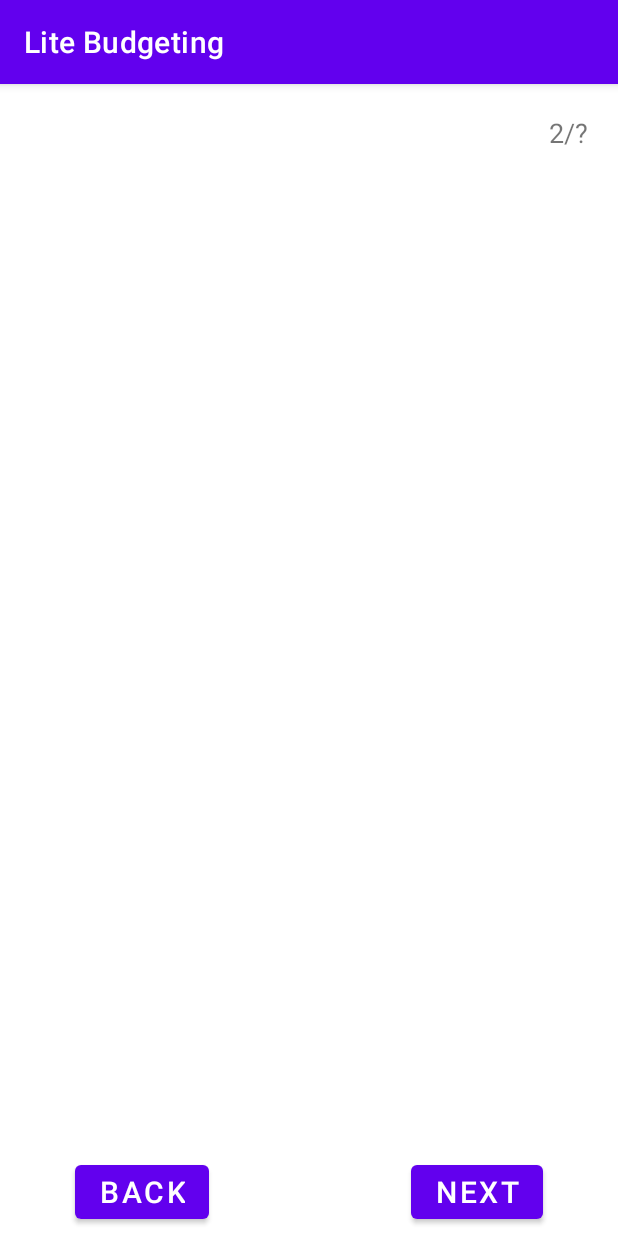
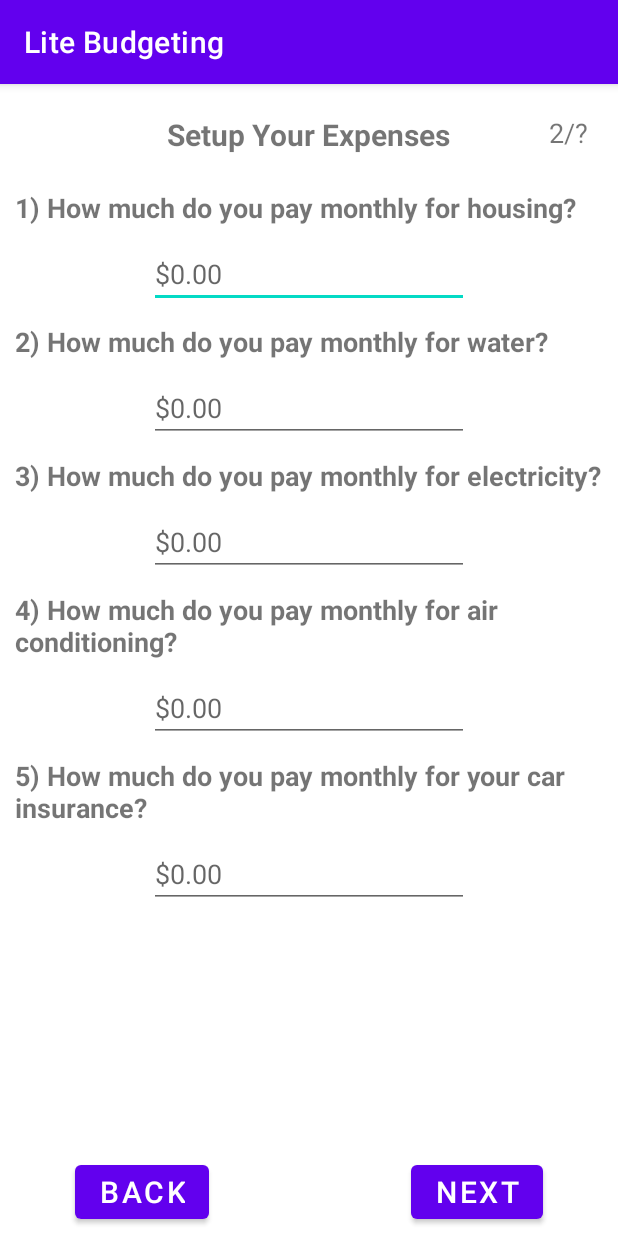
Before and after one commit to Fennrii/BudgetApp, an Android app: the SetupP2 screen opened directly, with no data from a screen before it, on a phone screen of 412 x 824 dp. Run offline under Robolectric (Android 15) with nearby library versions, the phone set to English and light mode, and no system bars.

Commit message:
filled out 2nd setup page

```diff
--- a/app/src/main/res/layout/activity_setup_p2.xml
+++ b/app/src/main/res/layout/activity_setup_p2.xml
@@ -5,6 +5,39 @@
     android:layout_width="match_parent"
     android:layout_height="match_parent"
     tools:context=".SetupP2">
+
+    <!--Page Title-->
+    <TextView
+        android:layout_width="wrap_content"
+        android:layout_height="wrap_content"
+        android:text="@string/expenses_txt"
+        android:layout_centerHorizontal="true"
+        android:layout_marginTop="20dp"
+        android:textSize="20sp"
+        android:textStyle="bold"
+        android:id="@+id/txtPageTitle2"/>
+
+    <TextView
+        android:layout_width="wrap_content"
+        android:layout_height="wrap_content"
+        android:text="@string/housing_txt"
+        android:layout_marginStart="10dp"
+        android:layout_marginTop="70dp"
+        android:textSize="18sp"
+        android:textStyle="bold"
+        android:id="@+id/txtHousing"/>
+
+    <EditText
+        android:id="@+id/Housing_edit"
+        android:layout_width="wrap_content"
+        android:layout_height="wrap_content"
+        android:layout_below="@+id/txtHousing"
+        android:layout_marginTop="9dp"
+        android:ems="10"
+        android:hint="@string/empty_currency"
+        android:importantForAutofill="no"
+        android:inputType="numberDecimal"
+        android:layout_centerHorizontal="true"/>
 
     <TextView
         android:layout_width="wrap_content"
@@ -15,6 +48,98 @@
         android:layout_marginEnd="20dp"
         android:layout_alignParentEnd="true"
         android:id="@+id/txtPageNumber5"/>
+
+    <TextView
+        android:id="@+id/txtWater"
+        android:layout_width="wrap_content"
+        android:layout_height="wrap_content"
+        android:text="@string/water_txt"
+        android:textSize="18sp"
+        android:layout_below="@id/Housing_edit"
+        android:layout_marginTop="10dp"
+        android:layout_marginStart="10dp"
+        android:textStyle="bold"/>
+
+    <EditText
+        android:id="@+id/Water_edit"
+        android:layout_width="wrap_content"
+        android:layout_height="wrap_content"
+        android:layout_below="@+id/txtWater"
+        android:layout_marginTop="9dp"
+        android:ems="10"
+        android:hint="@string/empty_currency"
+        android:importantForAutofill="no"
+        android:inputType="numberDecimal"
+        android:layout_centerHorizontal="true"/>
+
+    <TextView
+        android:id="@+id/txtElec"
+        android:layout_width="wrap_content"
+        android:layout_height="wrap_content"
+        android:text="@string/electric_txt"
+        android:textSize="18sp"
+        android:layout_below="@id/Water_edit"
+        android:layout_marginTop="10dp"
+        android:layout_marginStart="10dp"
+        android:textStyle="bold"/>
+
+    <EditText
+        android:id="@+id/Elec_edit"
+        android:layout_width="wrap_content"
+        android:layout_height="wrap_content"
+        android:layout_below="@+id/txtElec"
+        android:layout_marginTop="9dp"
+        android:ems="10"
+        android:hint="@string/empty_currency"
+        android:importantForAutofill="no"
+        android:inputType="numberDecimal"
+        android:layout_centerHorizontal="true"/>
+
+    <TextView
+        android:id="@+id/txtAC"
+        android:layout_width="wrap_content"
+        android:layout_height="wrap_content"
+        android:text="@string/AC_txt"
+        android:textSize="18sp"
+        android:layout_below="@id/Elec_edit"
+        android:layout_marginTop="10dp"
+        android:layout_marginStart="10dp"
+        android:textStyle="bold"/>
+
+    <EditText
+        android:id="@+id/AC_edit"
+        android:layout_width="wrap_content"
+        android:layout_height="wrap_content"
+        android:layout_below="@+id/txtAC"
+        android:layout_marginTop="9dp"
+        android:ems="10"
+        android:hint="@string/empty_currency"
+        android:importantForAutofill="no"
+        android:inputType="numberDecimal"
+        android:layout_centerHorizontal="true"/>
+
+    <TextView
+        android:id="@+id/txtCar"
+        android:layout_width="wrap_content"
+        android:layout_height="wrap_content"
+        android:text="@string/Car_txt"
+        android:textSize="18sp"
+        android:layout_below="@id/AC_edit"
+        android:layout_marginTop="10dp"
+        android:layout_marginStart="10dp"
+        android:textStyle="bold"/>
+
+    <EditText
+        android:id="@+id/Car_edit"
+        android:layout_width="wrap_content"
+        android:layout_height="wrap_content"
+        android:layout_below="@+id/txtCar"
+        android:layout_marginTop="9dp"
+        android:ems="10"
+        android:hint="@string/empty_currency"
+        android:importantForAutofill="no"
+        android:inputType="numberDecimal"
+        android:layout_centerHorizontal="true"/>
 
     <Button
         android:layout_width="wrap_content"
--- a/app/src/main/res/values/strings.xml
+++ b/app/src/main/res/values/strings.xml
@@ -13,6 +13,14 @@
     <string name="question1_txt">1) What form of payment do you receive?</string>
     <string name="question2_txt">2) What type of pay period does your company have?</string>
     //End
+
+    //Setup Page 2 Texts
+    <string name="expenses_txt">Setup Your Expenses</string>
+    <string name="housing_txt">1) How much do you pay monthly for housing?</string>
+    <string name="water_txt">2) How much do you pay monthly for water?</string>
+    <string name="electric_txt">3) How much do you pay monthly for electricity?</string>
+    <string name="AC_txt">4) How much do you pay monthly for air conditioning?</string>
+    <string name="Car_txt">5) How much do you pay monthly for your car insurance?</string>
 
     //Pay Period Spinner Text
     <string-array name="pay_periods">
@@ -48,6 +56,7 @@
     <string name="btnNext">Next</string>
     <string name="btnBack">Back</string>
     <string name="btnSubmitForm">Submit</string>
+    <string name="empty_currency">$0.00</string>
     //End
 
 
```
